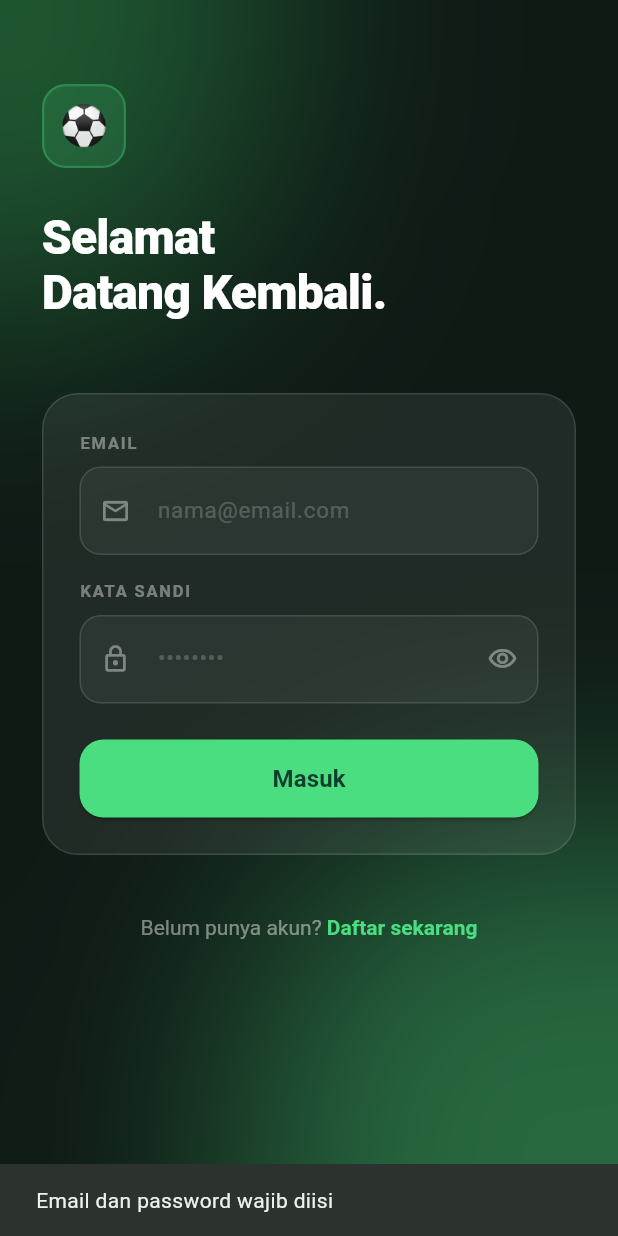
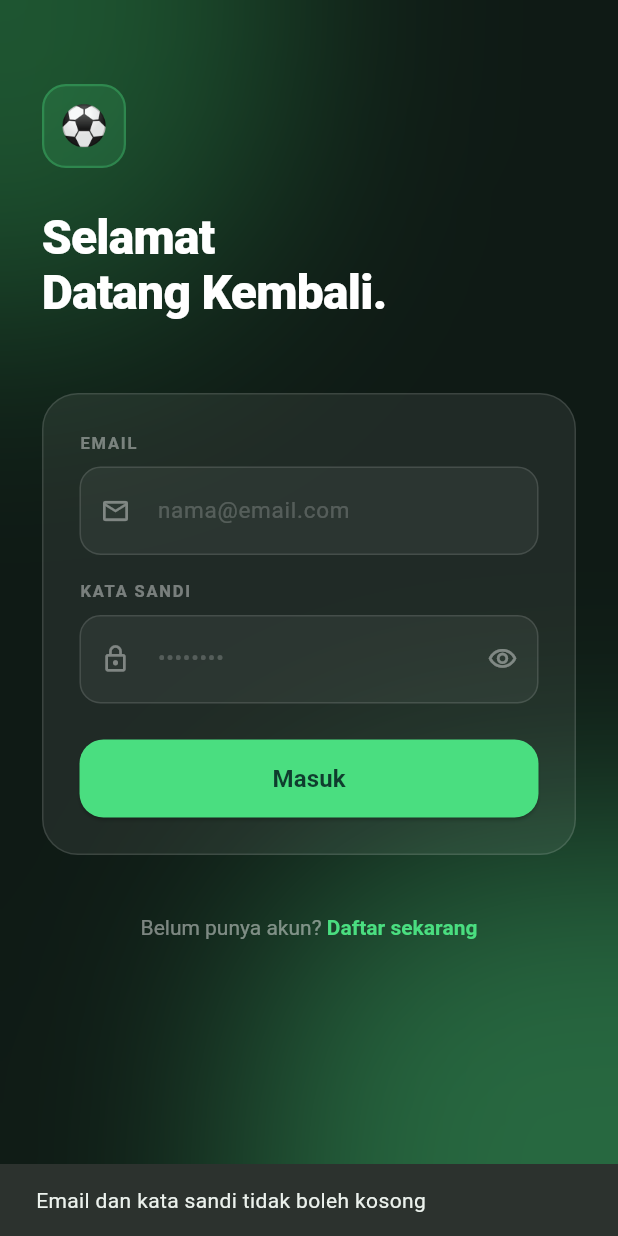
Before and after one commit to RadevaPutra/ZONA_FUTSAL, a Flutter app: the screen it shows after launch, after a tap on "Masuk", on a phone screen of 412 x 824 dp. Run offline on Flutter 3.47's test engine with Material 3 defaults, Android fonts, the phone set to English and light mode, and no system bars; our stand-ins replace firebase_core, firebase_messaging, flutter_local_notifications, geolocator, image_picker, qr_flutter and 1 more; accounts and stored records are empty; Roboto replaces fonts that are missing (SF Pro Display).

Commit message:
Update login functionality for admin and user
Refactor login logic to handle admin login and user navigation.

```diff
--- a/lib/Screen/login.dart
+++ b/lib/Screen/login.dart
@@ -4,10 +4,7 @@ import 'dart:math' as math;
 import '../theme/app_theme.dart';
 import 'home.dart';
 import 'register.dart';
-import 'dart:convert';
-import 'package:http/http.dart' as http;
-import 'package:shared_preferences/shared_preferences.dart';
-import '../models/models.dart';
+import 'admin_dashboard.dart';
 
 class LoginScreen extends StatefulWidget {
   const LoginScreen({super.key});
@@ -69,118 +66,41 @@ class _LoginScreenState extends State<LoginScreen>
   }
 
   void _doLogin() async {
-
-    if (_emailController.text.isEmpty ||
-        _passController.text.isEmpty) {
-
+    if (_emailController.text.isEmpty || _passController.text.isEmpty) {
       ScaffoldMessenger.of(context).showSnackBar(
-        const SnackBar(
-          content: Text(
-            'Email dan password wajib diisi',
-          ),
-        ),
+        const SnackBar(content: Text('Email dan kata sandi tidak boleh kosong')),
       );
-
       return;
     }
 
     setState(() => _isLoading = true);
+    await Future.delayed(const Duration(milliseconds: 1200));
 
-    try {
+    if (!mounted) return;
+    setState(() => _isLoading = false);
 
-      final response = await http.post(
-        Uri.parse(
-          'http://10.0.2.2:3000/api/auth/login',
-        ),
-
-        headers: {
-          'Content-Type': 'application/json',
-        },
-
-        body: jsonEncode({
-          'email': _emailController.text,
-          'password': _passController.text,
-        }),
-      );
-
-      final data = jsonDecode(response.body);
-
-      if (response.statusCode == 200) {
-
-        final prefs =
-        await SharedPreferences.getInstance();
-
-        await prefs.setString(
-          'nama',
-          data['user']['nama'],
-        );
-
-        await prefs.setString(
-          'email',
-          data['user']['email'],
-        );
-
-        await prefs.setString(
-          'nomor_telepon',
-          data['user']['nomor_telepon'],
-        );
-
-        await prefs.setString(
-          'foto',
-          data['user']['foto_profile'] ?? '',
-        );
-
-        print('FOTO LOGIN = ${data['user']['foto_profile']}');
-
-// UPDATE USER AKTIF
-        AppData.currentUser = data['user']['nama'];
-
-        if (!mounted) return;
-
-        await prefs.setInt(
-          'user_id',
-          data['user']['id'],
-        );
-
-        Navigator.pushReplacement(
-          context,
-          MaterialPageRoute(
-            builder: (_) => const HomeScreen(),
-          ),
-        );
-
-        if (!mounted) return;
-
-        Navigator.pushReplacement(
-          context,
-          MaterialPageRoute(
-            builder: (_) => const HomeScreen(),
-          ),
-        );
-
-      } else {
-
-        ScaffoldMessenger.of(context).showSnackBar(
-          SnackBar(
-            content: Text(data.toString()),
-          ),
-        );
-
-      }
-
-    } catch (e) {
-
-      print(e);
-
-      ScaffoldMessenger.of(context).showSnackBar(
-        SnackBar(
-          content: Text('Error: $e'),
+    // Cek login admin (bisa menggunakan admin@zona.com atau sekedar admin)
+    if (_emailController.text.trim() == 'admin' || _emailController.text.trim() == 'admin@zona.com') {
+      Navigator.of(context).pushReplacement(
+        PageRouteBuilder(
+          pageBuilder: (_, __, ___) => const AdminDashboardScreen(),
+          transitionsBuilder: (_, anim, __, child) =>
+              FadeTransition(opacity: anim, child: child),
+          transitionDuration: const Duration(milliseconds: 400),
         ),
       );
-
+      return;
     }
 
-    setState(() => _isLoading = false);
+    // Jika bukan admin, masuk sebagai user biasa
+    Navigator.of(context).pushReplacement(
+      PageRouteBuilder(
+        pageBuilder: (_, __, ___) => const HomeScreen(),
+        transitionsBuilder: (_, anim, __, child) =>
+            FadeTransition(opacity: anim, child: child),
+        transitionDuration: const Duration(milliseconds: 400),
+      ),
+    );
   }
 
   @override
```
